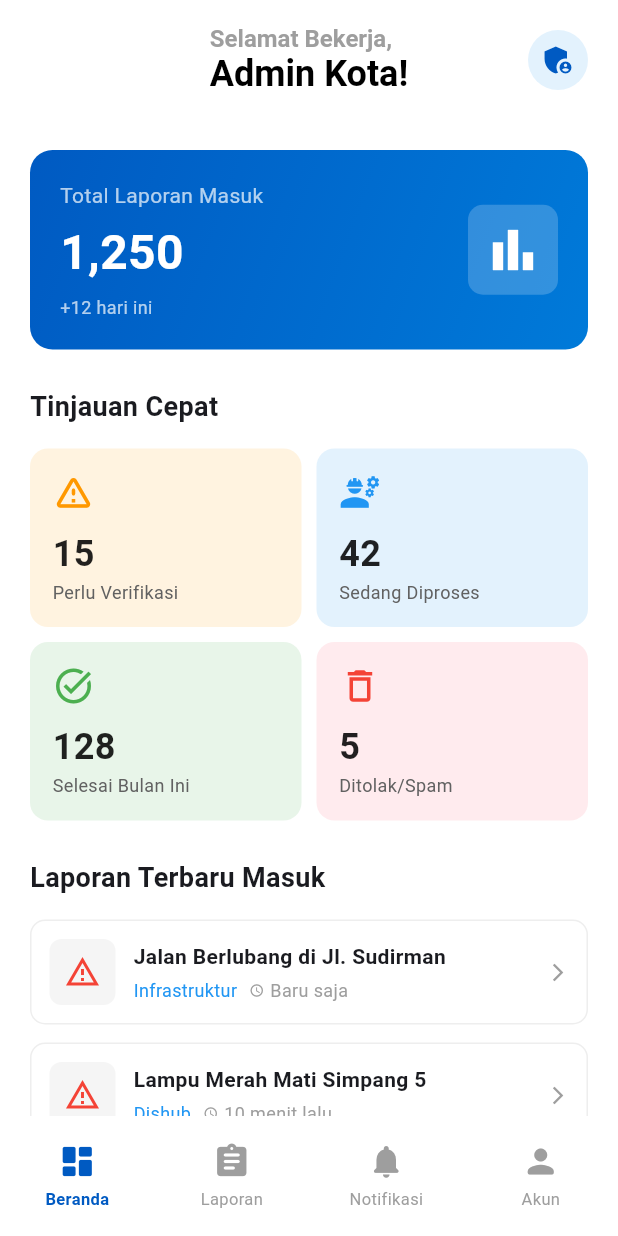
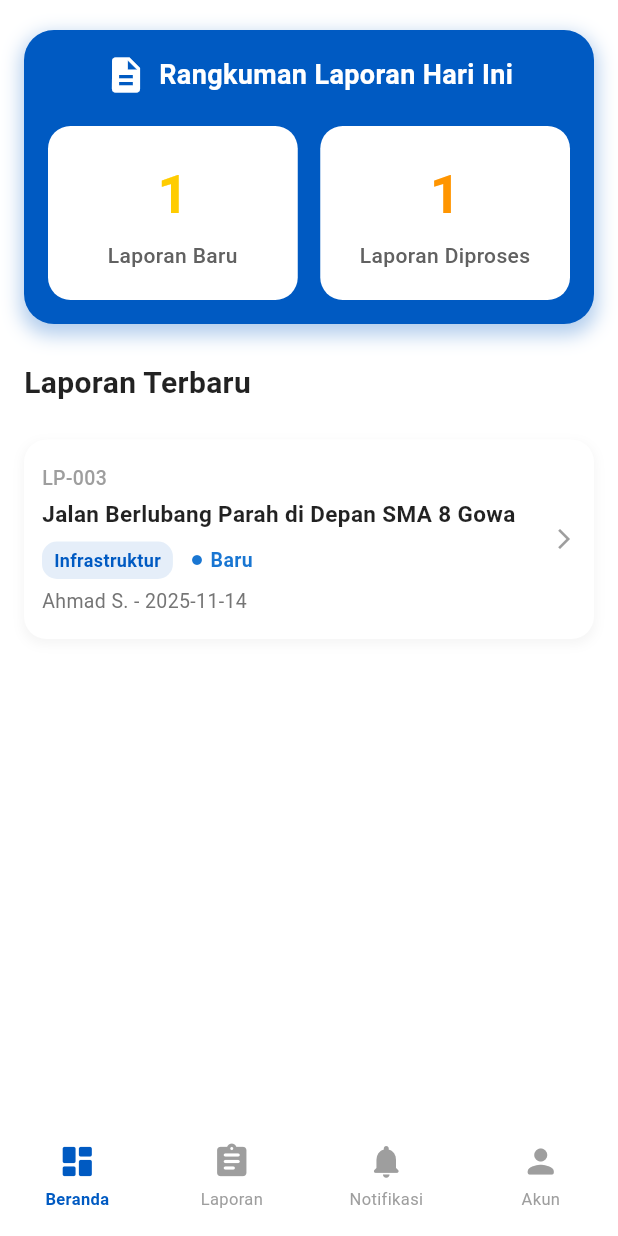
Before and after one commit to SaidaMuthia/LaporKi, a Flutter app: the AdminDashboard screen opened by its route, on a phone screen of 412 x 824 dp. Run offline on Flutter 3.47's test engine with Material 3 defaults, Android fonts, the phone set to English and light mode, and no system bars.

Commit message:
update test admin pov w/o database

```diff
--- a/lib/admin/admin_dashboard.dart
+++ b/lib/admin/admin_dashboard.dart
@@ -13,7 +13,7 @@ class _AdminDashboardState extends State<AdminDashboard> {
 
   // Daftar Halaman untuk Admin
   final List<Widget> _pages = [
-    const HomeAdminFragment(),      // Index 0: Beranda Admin (Beda konten)
+    const AdminHomePage(),      // Index 0: Beranda Admin (Beda konten)
     const LaporanAdminFragment(),   // Index 1: Manajemen Laporan (Beda konten)
     const NotificationFragment(),   // Index 2: Notifikasi (Sama persis dgn User)
     const AccountFragment(),        // Index 3: Akun (Sama persis dgn User)
--- a/lib/admin/fragments.dart
+++ b/lib/admin/fragments.dart
@@ -1,176 +1,165 @@
 import 'package:flutter/material.dart';
+import 'package:laporki/admin/laporan_admin_page.dart';
+import 'package:laporki/admin/laporan_model.dart';
 
 // --- HOME ADMIN FRAGMENT (Berbeda dari User) ---
-class HomeAdminFragment extends StatelessWidget {
-  const HomeAdminFragment({super.key});
+// --- 2. ADMIN HOME PAGE (KONTEN BERANDA) ---
+
+class AdminHomePage extends StatelessWidget {
+  const AdminHomePage({super.key});
 
   @override
   Widget build(BuildContext context) {
-    return CustomScrollView(
-      slivers: [
-        // 1. AppBar Admin
-        SliverAppBar(
-          pinned: true,
-          toolbarHeight: 80,
-          backgroundColor: Colors.white,
-          elevation: 0,
-          automaticallyImplyLeading: false, // Hapus panah back
-          title: const Column(
-            crossAxisAlignment: CrossAxisAlignment.start,
-            children: [
-              Text("Selamat Bekerja,", style: TextStyle(color: Colors.grey, fontSize: 16)),
-              Text("Admin Kota!", style: TextStyle(color: Colors.black, fontSize: 24, fontWeight: FontWeight.bold)),
-            ],
+    // Ambil 4 laporan terbaru untuk tampilan beranda
+    final List<Laporan> latestLaporan = laporanList.take(4).toList();
+
+    return SingleChildScrollView(
+      child: Column(
+        crossAxisAlignment: CrossAxisAlignment.start,
+        children: <Widget>[
+          const SizedBox(height: 20),
+
+          // Ringkasan Laporan Hari Ini (SummaryCard)
+          const Padding(
+            padding: EdgeInsets.symmetric(horizontal: 16.0),
+            child: SummaryCard(),
           ),
-          actions: [
-            Padding(
-              padding: const EdgeInsets.only(right: 20.0),
-              child: CircleAvatar(
-                backgroundColor: Colors.blue[50],
-                child: const Icon(Icons.admin_panel_settings, color: Color(0xFF005AC2)),
+
+          const SizedBox(height: 25),
+          const Padding(
+            padding: EdgeInsets.symmetric(horizontal: 16.0),
+            child: Text(
+              'Laporan Terbaru',
+              style: TextStyle(
+                fontSize: 20,
+                fontWeight: FontWeight.bold,
+                color: Colors.black87,
               ),
             ),
-          ],
-        ),
+          ),
+          const SizedBox(height: 15),
 
-        // 2. Konten Dashboard Admin
-        SliverList(
-          delegate: SliverChildListDelegate(
-            [
-              Padding(
-                padding: const EdgeInsets.all(20.0),
-                child: Column(
-                  crossAxisAlignment: CrossAxisAlignment.start,
-                  children: [
-                    // Kartu Statistik Besar
-                    Container(
-                      padding: const EdgeInsets.all(20),
-                      decoration: BoxDecoration(
-                        gradient: const LinearGradient(
-                          colors: [Color(0xFF005AC2), Color(0xFF007AD9)],
-                          begin: Alignment.topLeft,
-                          end: Alignment.bottomRight,
-                        ),
-                        borderRadius: BorderRadius.circular(15),
-                      ),
-                      child: Row(
-                        children: [
-                          Expanded(
-                            child: Column(
-                              crossAxisAlignment: CrossAxisAlignment.start,
-                              children: const [
-                                Text("Total Laporan Masuk", style: TextStyle(color: Colors.white70, fontSize: 14)),
-                                SizedBox(height: 5),
-                                Text("1,250", style: TextStyle(color: Colors.white, fontSize: 32, fontWeight: FontWeight.bold)),
-                                SizedBox(height: 5),
-                                Text("+12 hari ini", style: TextStyle(color: Colors.white70, fontSize: 12)),
-                              ],
-                            ),
-                          ),
-                          Container(
-                            padding: const EdgeInsets.all(10),
-                            decoration: BoxDecoration(color: Colors.white.withOpacity(0.2), borderRadius: BorderRadius.circular(10)),
-                            child: const Icon(Icons.bar_chart, color: Colors.white, size: 40),
-                          )
-                        ],
-                      ),
-                    ),
+          // Daftar Laporan
+          ListView.builder(
+            shrinkWrap: true,
+            physics: const NeverScrollableScrollPhysics(),
+            itemCount: latestLaporan.length,
+            itemBuilder: (context, index) {
+              return LaporanListItem(laporan: latestLaporan[index]);
+            },
+          ),
+          const SizedBox(height: 80),
+        ],
+      ),
+    );
+  }
+}
 
-                    const SizedBox(height: 25),
-                    const Text("Tinjauan Cepat", style: TextStyle(fontSize: 18, fontWeight: FontWeight.bold)),
-                    const SizedBox(height: 15),
+// --- 3. KOMPONEN LAINNYA (SummaryCard, LaporanListItem, CustomBottomNavBar) ---
 
-                    // Grid Status (Khusus Admin: Perlu Verifikasi, dll)
-                    Row(
-                      children: [
-                        _buildAdminStatCard("Perlu Verifikasi", "15", Colors.orange.shade50, Colors.orange, Icons.warning_amber_rounded),
-                        const SizedBox(width: 10),
-                        _buildAdminStatCard("Sedang Diproses", "42", Colors.blue.shade50, Colors.blue, Icons.engineering),
-                      ],
-                    ),
-                    const SizedBox(height: 10),
-                    Row(
-                      children: [
-                        _buildAdminStatCard("Selesai Bulan Ini", "128", Colors.green.shade50, Colors.green, Icons.task_alt),
-                        const SizedBox(width: 10),
-                        _buildAdminStatCard("Ditolak/Spam", "5", Colors.red.shade50, Colors.red, Icons.delete_outline),
-                      ],
-                    ),
+class SummaryCard extends StatelessWidget {
+  const SummaryCard({super.key});
 
-                    const SizedBox(height: 25),
-                    const Text("Laporan Terbaru Masuk", style: TextStyle(fontSize: 18, fontWeight: FontWeight.bold)),
-                    const SizedBox(height: 15),
-
-                    // List Singkat Laporan Baru
-                    _buildIncomingReportItem("Jalan Berlubang di Jl. Sudirman", "Infrastruktur", "Baru saja"),
-                    _buildIncomingReportItem("Lampu Merah Mati Simpang 5", "Dishub", "10 menit lalu"),
-                    _buildIncomingReportItem("Sampah Liar di Bantaran Kali", "Lingkungan", "1 jam lalu"),
-
-                    const SizedBox(height: 80), // Padding bawah agar tidak ketutup navbar
-                  ],
+  @override
+  Widget build(BuildContext context) {
+    final primaryColor = Theme.of(context).primaryColor;
+    return Container(
+      padding: const EdgeInsets.all(16.0),
+      decoration: BoxDecoration(
+        color: primaryColor,
+        borderRadius: BorderRadius.circular(20),
+        boxShadow: [
+          BoxShadow(
+            color: primaryColor.withOpacity(0.3),
+            spreadRadius: 2,
+            blurRadius: 10,
+            offset: const Offset(0, 5),
+          ),
+        ],
+      ),
+      child: const Column(
+        children: <Widget>[
+          Row(
+            mainAxisAlignment: MainAxisAlignment.center,
+            children: <Widget>[
+              Icon(Icons.description, color: Colors.white, size: 28),
+              SizedBox(width: 8),
+              Text(
+                'Rangkuman Laporan Hari Ini',
+                style: TextStyle(
+                  color: Colors.white,
+                  fontSize: 18,
+                  fontWeight: FontWeight.bold,
                 ),
               ),
             ],
           ),
-        ),
-      ],
-    );
-  }
-
-  Widget _buildAdminStatCard(String title, String count, Color bg, Color color, IconData icon) {
-    return Expanded(
-      child: Container(
-        padding: const EdgeInsets.all(15),
-        decoration: BoxDecoration(color: bg, borderRadius: BorderRadius.circular(12)),
-        child: Column(
-          crossAxisAlignment: CrossAxisAlignment.start,
-          children: [
-            Icon(icon, color: color, size: 28),
-            const SizedBox(height: 10),
-            Text(count, style: const TextStyle(fontSize: 24, fontWeight: FontWeight.bold, color: Colors.black87)),
-            Text(title, style: TextStyle(fontSize: 12, color: Colors.grey[700])),
-          ],
-        ),
+          SizedBox(height: 20),
+          Row(
+            children: <Widget>[
+              Expanded(
+                child: SummaryItem(
+                  count: 1, // Ganti dengan logika penghitungan data riil
+                  label: 'Laporan Baru',
+                  iconColor: Color(0xFFFFCC00),
+                ),
+              ),
+              SizedBox(width: 15),
+              Expanded(
+                child: SummaryItem(
+                  count: 1, // Ganti dengan logika penghitungan data riil
+                  label: 'Laporan Diproses',
+                  iconColor: Color(0xFFFF9500),
+                ),
+              ),
+            ],
+          ),
+        ],
       ),
     );
   }
+}
 
-  Widget _buildIncomingReportItem(String title, String cat, String time) {
+class SummaryItem extends StatelessWidget {
+  final int count;
+  final String label;
+  final Color iconColor; // Hapus properti 'color' yang tidak terpakai
+
+  const SummaryItem({
+    super.key,
+    required this.count,
+    required this.label,
+    required this.iconColor,
+  });
+
+  @override
+  Widget build(BuildContext context) {
     return Container(
-      margin: const EdgeInsets.only(bottom: 12),
-      padding: const EdgeInsets.all(12),
+      padding: const EdgeInsets.symmetric(vertical: 20),
       decoration: BoxDecoration(
         color: Colors.white,
-        borderRadius: BorderRadius.circular(10),
-        border: Border.all(color: Colors.grey.shade200),
+        borderRadius: BorderRadius.circular(15),
       ),
-      child: Row(
-        children: [
-          Container(
-            padding: const EdgeInsets.all(10),
-            decoration: BoxDecoration(color: Colors.grey[100], borderRadius: BorderRadius.circular(8)),
-            child: const Icon(Icons.report_problem_outlined, color: Colors.red),
-          ),
-          const SizedBox(width: 12),
-          Expanded(
-            child: Column(
-              crossAxisAlignment: CrossAxisAlignment.start,
-              children: [
-                Text(title, style: const TextStyle(fontWeight: FontWeight.bold, fontSize: 14)),
-                const SizedBox(height: 4),
-                Row(
-                  children: [
-                    Text(cat, style: const TextStyle(fontSize: 12, color: Colors.blue)),
-                    const SizedBox(width: 8),
-                    const Icon(Icons.access_time, size: 10, color: Colors.grey),
-                    const SizedBox(width: 4),
-                    Text(time, style: const TextStyle(fontSize: 12, color: Colors.grey)),
-                  ],
-                )
-              ],
+      child: Column(
+        children: <Widget>[
+          Text(
+            '$count',
+            style: TextStyle(
+              fontSize: 36,
+              fontWeight: FontWeight.bold,
+              color: iconColor,
             ),
           ),
-          const Icon(Icons.arrow_forward_ios, size: 14, color: Colors.grey),
+          const SizedBox(height: 5),
+          Text(
+            label,
+            textAlign: TextAlign.center,
+            style: TextStyle(
+              fontSize: 14,
+              color: Colors.grey.shade700,
+              fontWeight: FontWeight.w500,
+            ),
+          ),
         ],
       ),
     );
--- a/lib/main.dart
+++ b/lib/main.dart
@@ -42,7 +42,7 @@ class MyApp extends StatelessWidget {
         '/register': (context) => const RegisterPage(),
         '/dashboard': (context) => const UserDashboard(),
         '/report_permission': (context) => const LocationPermissionPage(),
-        '/admin': (context) => const AdminDashboard(), // <--- 2. Tambahkan Rute ini
+        '/admin': (context) => const AdminDashboard(),
       },
     );
   }
```
